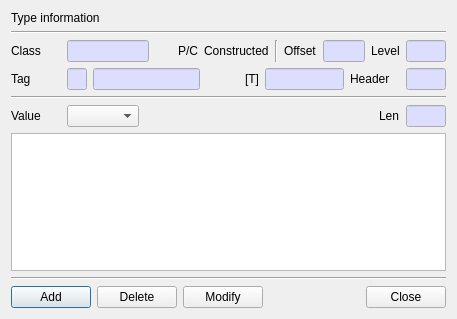
First picture: the form in BerEditor/edit_value_dlg.ui, repository jykim74/BerEditor, before the edit.
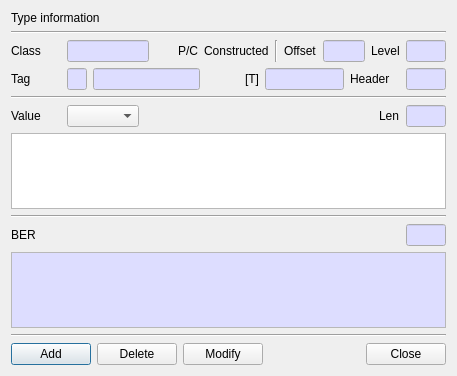
Second picture: the form after the edit.

Commit message:
Edit Value 에서 Tag 처리 오류 수정
InsertBER, EditBER 에서 BER 자동 표시 지원

What changed in the file:
```diff
--- a/BerEditor/edit_value_dlg.ui
+++ b/BerEditor/edit_value_dlg.ui
@@ -7,7 +7,7 @@
     <x>0</x>
     <y>0</y>
     <width>457</width>
-    <height>319</height>
+    <height>376</height>
    </rect>
   </property>
   <property name="windowTitle">
@@ -619,6 +619,117 @@
    <item>
     <widget class="QPlainTextEdit" name="mValueText"/>
    </item>
+   <item>
+    <widget class="Line" name="line_5">
+     <property name="orientation">
+      <enum>Qt::Horizontal</enum>
+     </property>
+    </widget>
+   </item>
+   <item>
+    <layout class="QGridLayout" name="gridLayout">
+     <property name="topMargin">
+      <number>0</number>
+     </property>
+     <item row="0" column="2">
+      <widget class="QLineEdit" name="mBERLenText">
+       <property name="minimumSize">
+        <size>
+         <width>40</width>
+         <height>0</height>
+        </size>
+       </property>
+       <property name="maximumSize">
+        <size>
+         <width>40</width>
+         <height>16777215</height>
+        </size>
+       </property>
+       <property name="palette">
+        <palette>
+         <active>
+          <colorrole role="Base">
+           <brush brushstyle="SolidPattern">
+            <color alpha="255">
+             <red>221</red>
+             <green>221</green>
+             <blue>255</blue>
+            </color>
+           </brush>
+          </colorrole>
+         </active>
+         <inactive>
+          <colorrole role="Base">
+           <brush brushstyle="SolidPattern">
+            <color alpha="255">
+             <red>221</red>
+             <green>221</green>
+             <blue>255</blue>
+            </color>
+           </brush>
+          </colorrole>
+         </inactive>
+         <disabled/>
+        </palette>
+       </property>
+      </widget>
+     </item>
+     <item row="0" column="0">
+      <widget class="QLabel" name="label_2">
+       <property name="text">
+        <string>BER</string>
+       </property>
+      </widget>
+     </item>
+     <item row="0" column="1">
+      <spacer name="horizontalSpacer_5">
+       <property name="orientation">
+        <enum>Qt::Horizontal</enum>
+       </property>
+       <property name="sizeHint" stdset="0">
+        <size>
+         <width>40</width>
+         <height>20</height>
+        </size>
+       </property>
+      </spacer>
+     </item>
+    </layout>
+   </item>
+   <item>
+    <widget class="QPlainTextEdit" name="mBERText">
+     <property name="palette">
+      <palette>
+       <active>
+        <colorrole role="Base">
+         <brush brushstyle="SolidPattern">
+          <color alpha="255">
+           <red>221</red>
+           <green>221</green>
+           <blue>255</blue>
+          </color>
+         </brush>
+        </colorrole>
+       </active>
+       <inactive>
+        <colorrole role="Base">
+         <brush brushstyle="SolidPattern">
+          <color alpha="255">
+           <red>221</red>
+           <green>221</green>
+           <blue>255</blue>
+          </color>
+         </brush>
+        </colorrole>
+       </inactive>
+       <disabled/>
+      </palette>
+     </property>
+     <property name="readOnly">
+      <bool>true</bool>
+     </property>
+    </widget>
+   </item>
    <item>
     <widget class="Line" name="line_2">
      <property name="orientation">
```
The commit also changes 14 other files.
